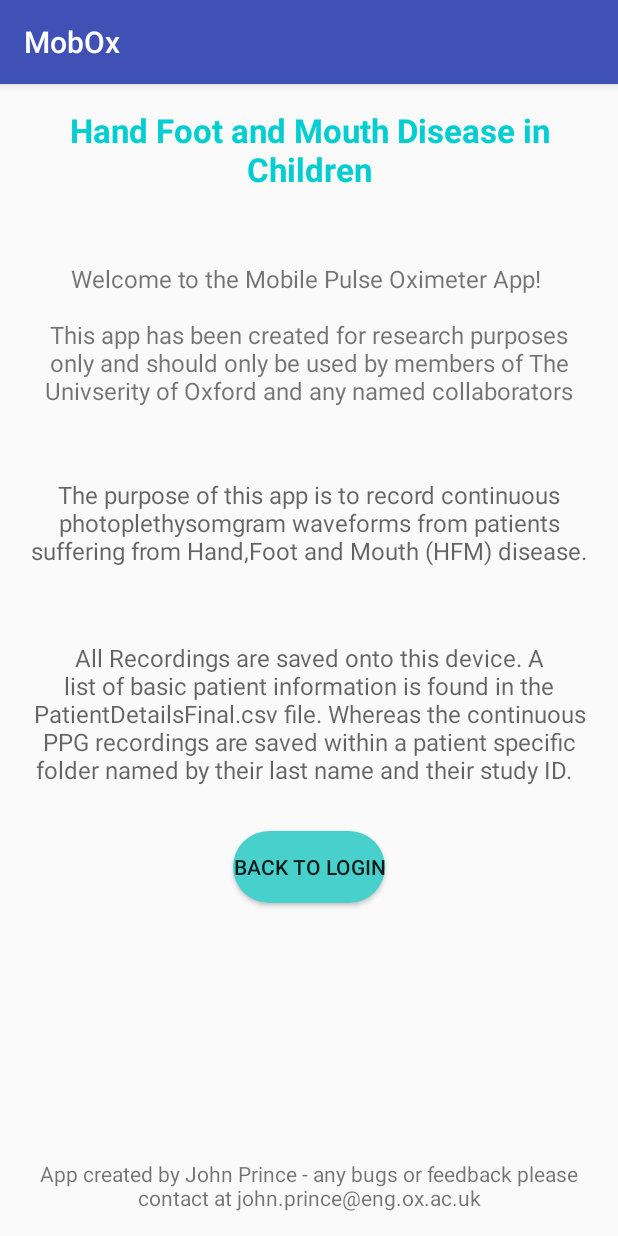
After one commit to johnPrinceOx/pulseOxApp, an Android app: the vietnam_info screen opened directly, with no data from a screen before it, on a phone screen of 412 x 824 dp. The commit adds this screen. Run offline under Robolectric (Android 15) with nearby library versions, the phone set to English and light mode, and no system bars.

Commit message:
Minor cosmetic changes Information button and page created for vietnam study PPG plot cleaned up Pointless button removed from firstMenu To prevent initialisation problems, a 'recording complete' page has been created.

```diff
--- a/Hathi/mainApp/src/main/AndroidManifest.xml
+++ b/Hathi/mainApp/src/main/AndroidManifest.xml
@@ -85,7 +85,9 @@
         <activity
             android:name=".firstMenu"
             android:label="@string/title_activity_first_menu"
-            android:theme="@style/AppTheme.NoActionBar"></activity>
+            android:theme="@style/AppTheme.NoActionBar" />
+        <activity android:name=".RecordingComplete" />
+        <activity android:name=".vietnam_info"></activity>
     </application>
 
 </manifest>
--- a/Hathi/mainApp/src/main/java/org/pnuemoniaproject/hathi/firstMenu.java
+++ b/Hathi/mainApp/src/main/java/org/pnuemoniaproject/hathi/firstMenu.java
@@ -35,7 +35,6 @@ public class firstMenu extends AppCompatActivity {
         setSupportActionBar(toolbar);
         johnUsefulMethods.initializePatientVariables();
 
-        FloatingActionButton fab = (FloatingActionButton) findViewById(R.id.fab);
         newPatient = (Button) findViewById(R.id.createNew);
         oldPatient = (Button) findViewById(R.id.lookOld);
         quickMeasure = (Button) findViewById(R.id.quick);
--- /dev/null
+++ b/Hathi/mainApp/src/main/java/org/pnuemoniaproject/hathi/vietnam_info.java
@@ -0,0 +1,35 @@
+package org.pnuemoniaproject.hathi;
+
+import android.content.Intent;
+import android.support.v7.app.AppCompatActivity;
+import android.os.Bundle;
+import android.view.View;
+import android.widget.Button;
+
+public class vietnam_info extends AppCompatActivity {
+
+    private static Button back;
+
+
+    @Override
+    protected void onCreate(Bundle savedInstanceState) {
+        super.onCreate(savedInstanceState);
+        setContentView(R.layout.vietnam_info);
+
+
+        back = (Button) findViewById(R.id.backToLogin);
+
+
+        back.setOnClickListener(new View.OnClickListener() {
+            @Override
+            public void onClick(View view) {
+                startActivity(new Intent(vietnam_info.this, LoginScreen.class));
+                finish();
+            }
+        });
+
+
+
+
+    }
+}
--- a/Hathi/mainApp/src/main/res/drawable/border.xml
+++ b/Hathi/mainApp/src/main/res/drawable/border.xml
@@ -1,6 +1,7 @@
 <?xml version="1.0" encoding="utf-8"?>
 <shape xmlns:android="http://schemas.android.com/apk/res/android"
     android:shape="rectangle">
+    <corners android:radius="30dp" />
     <solid android:color="@android:color/white" />
-    <stroke android:width="1dp" android:color="@android:color/black" />
+    <stroke android:width="1dp" android:color="@color/DeepSkyBlue" />
 </shape>
--- /dev/null
+++ b/Hathi/mainApp/src/main/res/layout/vietnam_info.xml
@@ -0,0 +1,85 @@
+<?xml version="1.0" encoding="utf-8"?>
+<RelativeLayout xmlns:android="http://schemas.android.com/apk/res/android"
+    xmlns:tools="http://schemas.android.com/tools"
+    android:layout_width="match_parent"
+    android:layout_height="match_parent"
+    android:paddingBottom="@dimen/activity_vertical_margin"
+    android:paddingLeft="@dimen/activity_horizontal_margin"
+    android:paddingRight="@dimen/activity_horizontal_margin"
+    android:paddingTop="@dimen/activity_vertical_margin"
+    tools:context="org.pnuemoniaproject.hathi.vietnam_info"
+    android:focusable="true">
+
+    <TextView
+        android:layout_width="wrap_content"
+        android:layout_height="wrap_content"
+        android:textAppearance="?android:attr/textAppearanceLarge"
+        android:text="Hand Foot and Mouth Disease in Children"
+        android:id="@+id/textView9"
+        android:layout_alignParentTop="true"
+        android:layout_centerHorizontal="true"
+        android:textAlignment="center"
+        android:textStyle="bold"
+        android:textColor="@color/DarkTurquoise" />
+
+    <TextView
+        android:layout_width="wrap_content"
+        android:layout_height="wrap_content"
+        android:textAppearance="?android:attr/textAppearanceSmall"
+        android:text="Welcome to the Mobile Pulse Oximeter App! \n \nThis app has been created for research purposes only and should only be used by members of The Univserity of Oxford and any named collaborators"
+        android:id="@+id/textView10"
+        android:textSize="16dp"
+        android:textAlignment="center"
+        android:layout_below="@+id/textView9"
+        android:layout_alignParentLeft="true"
+        android:layout_alignParentStart="true"
+        android:layout_marginTop="47dp" />
+
+    <TextView
+        android:layout_width="wrap_content"
+        android:layout_height="wrap_content"
+        android:textAppearance="?android:attr/textAppearanceMedium"
+        android:text="The purpose of this app is to record continuous photoplethysomgram waveforms from patients suffering from Hand,Foot and Mouth (HFM) disease."
+        android:id="@+id/textView11"
+        android:layout_below="@+id/textView10"
+        android:layout_marginTop="47dp"
+        android:layout_alignParentLeft="true"
+        android:layout_alignParentStart="true"
+        android:layout_alignParentRight="true"
+        android:layout_alignParentEnd="true"
+        android:textSize="16dp"
+        android:textAlignment="center" />
+
+    <TextView
+        android:layout_width="wrap_content"
+        android:layout_height="wrap_content"
+        android:textAppearance="?android:attr/textAppearanceMedium"
+        android:text="All Recordings are saved onto this device. A list of basic patient information is found in the PatientDetailsFinal.csv file. Whereas the continuous PPG recordings are saved within a patient specific folder named by their last name and their study ID.  "
+        android:id="@+id/textView12"
+        android:layout_marginTop="49dp"
+        android:textSize="16dp"
+        android:textAlignment="center"
+        android:layout_below="@+id/textView11"
+        android:layout_centerHorizontal="true" />
+
+    <TextView
+        android:layout_width="wrap_content"
+        android:layout_height="wrap_content"
+        android:textAppearance="?android:attr/textAppearanceSmall"
+        android:text="App created by John Prince - any bugs or feedback please contact at john.prince@eng.ox.ac.uk"
+        android:id="@+id/textView13"
+        android:layout_alignParentBottom="true"
+        android:layout_centerHorizontal="true"
+        android:textAlignment="center" />
+
+    <Button
+        android:layout_width="wrap_content"
+        android:layout_height="wrap_content"
+        android:text="Back To Login"
+        android:id="@+id/backToLogin"
+        android:layout_below="@+id/textView12"
+        android:layout_centerHorizontal="true"
+        android:layout_marginTop="30dp"
+        android:background="@drawable/button_states" />
+
+</RelativeLayout>
```
Also changed, not shown: Hathi/mainApp/src/main/java/devices/RecordActivity.java (+8 -3 lines), Hathi/mainApp/src/main/java/org/pnuemoniaproject/hathi/LoginScreen.java (+13 -0 lines), Hathi/mainApp/src/main/java/org/pnuemoniaproject/hathi/RecordingComplete.java (added, +46 -0 lines), Hathi/mainApp/src/main/res/layout/activity_first_menu.xml (+0 -8 lines), Hathi/mainApp/src/main/res/layout/content_first_menu.xml (+6 -3 lines), Hathi/mainApp/src/main/res/layout/login_page.xml (+13 -0 lines), Hathi/mainApp/src/main/res/layout/pulseox_mainact.xml (+6 -5 lines), Hathi/mainApp/src/main/res/layout/recording_complete.xml (added, +70 -0 lines), Hathi/mainApp/src/main/res/drawable/info.png (added).
